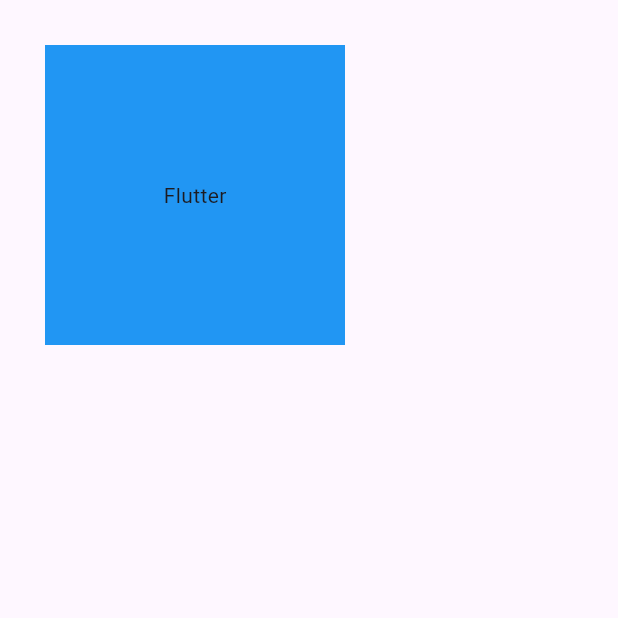
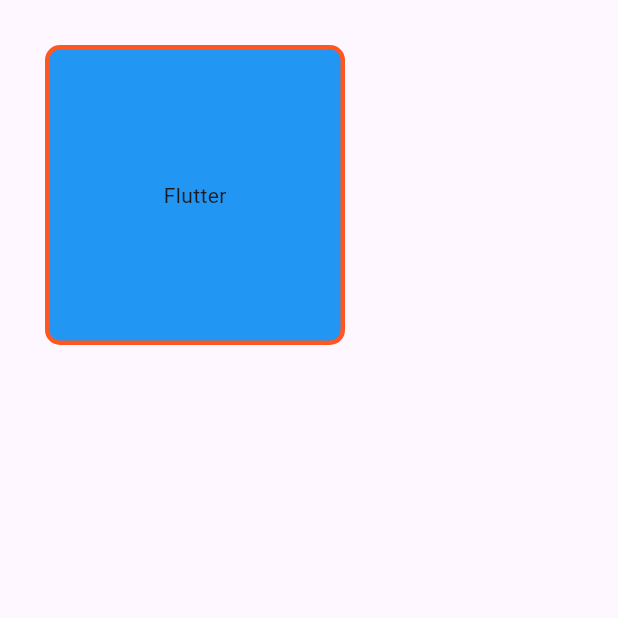
Before and after one commit to VinuthSriArampath/FlutterContainer, a Flutter app: the screen it shows after launch, on a phone screen of 412 x 824 dp, the top half of it. Run offline on Flutter 3.47's test engine with Material 3 defaults, Android fonts, the light colour scheme and no system bars.

Commit message:
Added A border to the container

```diff
--- a/lib/main.dart
+++ b/lib/main.dart
@@ -19,7 +19,15 @@
             height: 200,
             margin: const EdgeInsets.all(30),
             // padding: const EdgeInsets.all(10),
-            color: Colors.blue,
+            // color: Colors.blue, cannot use with decoration
+            decoration: BoxDecoration(
+              borderRadius: BorderRadius.circular(10),
+              color: Colors.blue,
+              border: Border.all(
+                color: Colors.deepOrange,
+                width: 3
+              )
+            ),
             child: const Center(
                 child:  Text("Flutter")
             ),
```
